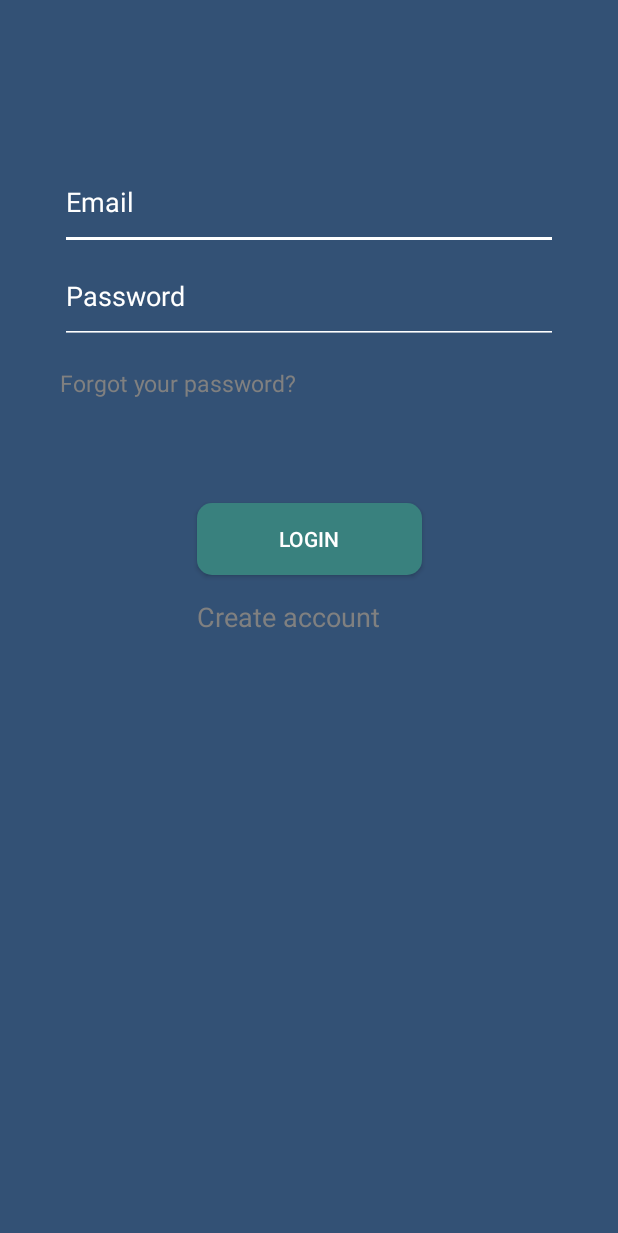
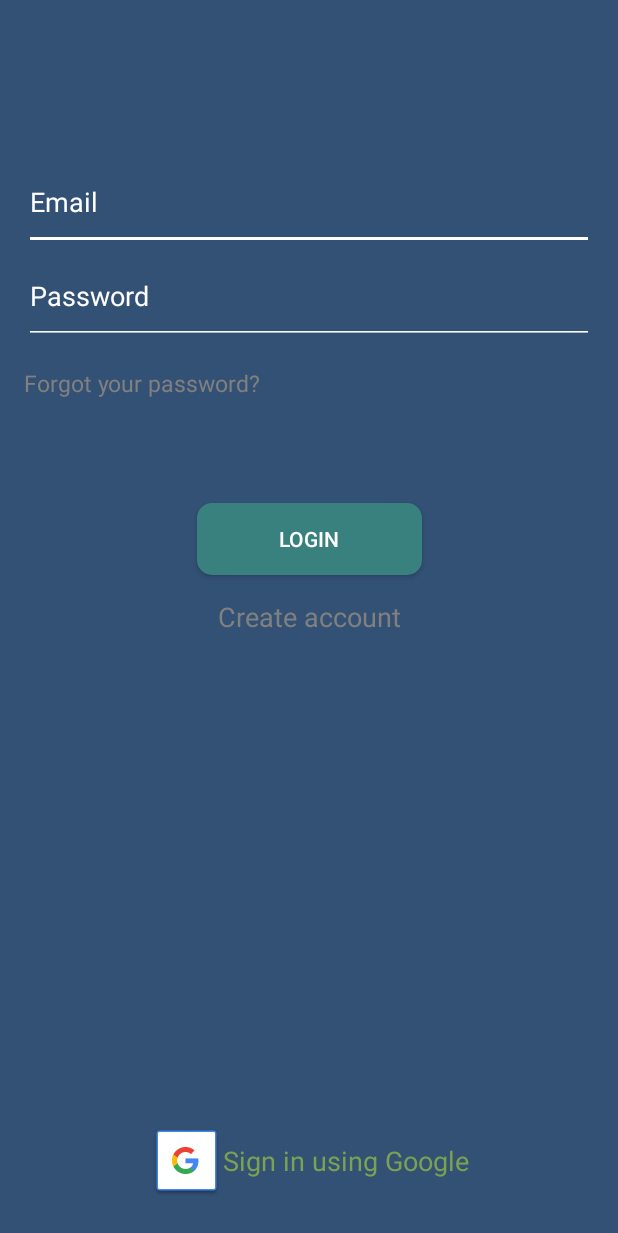
Before and after one commit to MarcusGitAccount/ECHIPA__12__PIU__2020, an Android app: the layout activity_login.xml on its own in the app's theme, with its tools: preview values and no code run, on a phone screen of 412 x 824 dp. Shown: the top 1233 px of the screen. Run offline under Robolectric (Android 15) with nearby library versions, the phone set to English and light mode, and no system bars.

Commit message:
Task 11 (#15)
Co-authored-by: Marcus Pop <mpop@monrtan.com>

```diff
--- a/UrbanRider/app/src/main/AndroidManifest.xml
+++ b/UrbanRider/app/src/main/AndroidManifest.xml
@@ -15,7 +15,7 @@
         android:roundIcon="@mipmap/ic_launcher_round"
         android:supportsRtl="true"
         android:theme="@style/AppTheme">
-        <activity android:name=".TransportResultsActivity"></activity>
+        <activity android:name=".TransportResultsActivity" />
         <activity android:name=".UploadPhotoActivity" />
         <activity android:name=".RidePayment"/>
         <activity android:name=".DrivingInterface"/>
@@ -39,13 +39,13 @@
         <activity
             android:name=".UserMapsActivity"
             android:label="@string/title_activity_user_dashboard"
-            android:theme="@style/AppTheme.NoActionBar">
+            android:theme="@style/AppTheme.NoActionBar"/>
+        <activity android:name=".MainActivity" >
             <intent-filter>
                 <action android:name="android.intent.action.MAIN" />
                 <category android:name="android.intent.category.LAUNCHER" />
             </intent-filter>
         </activity>
-        <activity android:name=".MainActivity" />
         <activity android:name=".NotificationDriverActivity">
 
         </activity>
--- a/UrbanRider/app/src/main/java/com/piu/urbanrider/adapters/DrawerOptionAdapter.kt
+++ b/UrbanRider/app/src/main/java/com/piu/urbanrider/adapters/DrawerOptionAdapter.kt
@@ -9,6 +9,7 @@ import android.widget.ImageView
 import android.widget.TextView
 import androidx.core.content.ContextCompat
 import androidx.recyclerview.widget.RecyclerView
+import com.piu.urbanrider.DriverDashboard
 import com.piu.urbanrider.NotificationDriverActivity
 import com.piu.urbanrider.R
 import com.piu.urbanrider.TicketsActivity
@@ -62,6 +63,10 @@ class DrawerOptionAdapter (private val context: Context, private val drawerOptio
                     val intent = Intent(context, TicketsActivity::class.java)
                     ContextCompat.startActivity(context, intent, null)
                 }
+                6 -> {
+                    val intent = Intent(context, DriverDashboard::class.java)
+                    ContextCompat.startActivity(context, intent, null)
+                }
             }
         }
     }
--- a/UrbanRider/app/src/main/res/layout/activity_driver_dashboard.xml
+++ b/UrbanRider/app/src/main/res/layout/activity_driver_dashboard.xml
@@ -222,7 +222,7 @@
                 android:layout_height="wrap_content"
                 android:layout_marginTop="12.5dp"
                 android:padding="0dp"
-                android:text="SWTICH"
+                android:text="SWITCH"
                 android:clickable="true"
                 android:textColor="@color/urbanLightGreen"
                 android:gravity="center"
--- a/UrbanRider/app/src/main/res/layout/activity_login.xml
+++ b/UrbanRider/app/src/main/res/layout/activity_login.xml
@@ -16,17 +16,17 @@
         android:paddingBottom="20dp"
         android:backgroundTint="@color/white"
         android:id="@+id/username"
-        android:layout_width="0dp"
+        android:minWidth="380dp"
+        android:layout_width="wrap_content"
         android:layout_height="wrap_content"
-        android:layout_marginStart="24dp"
         android:layout_marginTop="96dp"
-        android:layout_marginEnd="24dp"
         android:autofillHints="@string/prompt_email"
         android:hint="@string/prompt_email"
         android:inputType="textEmailAddress"
         android:selectAllOnFocus="true"
         android:textColor="@color/white"
         android:textColorHint="@color/white"
+
         app:layout_constraintEnd_toEndOf="parent"
         app:layout_constraintStart_toStartOf="parent"
         app:layout_constraintTop_toTopOf="parent" />
@@ -46,6 +46,7 @@
         android:textColor="@color/white"
         android:textColorHint="@color/white"
         android:selectAllOnFocus="true"
+        android:nextFocusDown="@id/login_btn"
         app:layout_constraintEnd_toEndOf="@id/username"
         app:layout_constraintStart_toStartOf="@id/username"
         app:layout_constraintTop_toBottomOf="@+id/username" />
@@ -69,9 +70,7 @@
         android:layout_width="150dp"
         android:layout_height="wrap_content"
         android:layout_gravity="start"
-        android:layout_marginStart="48dp"
         android:layout_marginTop="16dp"
-        android:layout_marginEnd="48dp"
         android:layout_marginBottom="64dp"
         android:background="@drawable/btn_round_corners"
         android:padding="5dp"
@@ -84,31 +83,48 @@
         app:layout_constraintVertical_bias="0.2" />
 
     <TextView
+        android:id="@+id/login_error_view"
+        android:layout_marginTop="15dp"
+        android:layout_width="wrap_content"
+        android:layout_height="wrap_content"
+        android:text="Invalid password"
+        android:textSize="20dp"
+        android:textColor="@color/urbanViolet"
+        app:layout_constraintStart_toStartOf="@id/login_btn"
+        app:layout_constraintEnd_toEndOf="@id/login_btn"
+        app:layout_constraintTop_toBottomOf="@id/login_btn"
+        android:visibility="gone"
+        android:clickable="true"
+        />
+
+    <TextView
         android:id="@+id/create_account_btn"
         android:layout_marginTop="15dp"
-        android:layout_width="0dp"
+        android:layout_width="wrap_content"
         android:layout_height="wrap_content"
         android:text="Create account"
         android:textSize="18dp"
         android:textColor="@color/grey"
         app:layout_constraintStart_toStartOf="@id/login_btn"
         app:layout_constraintEnd_toEndOf="@id/login_btn"
-        app:layout_constraintTop_toBottomOf="@id/login_btn"
+        app:layout_constraintTop_toBottomOf="@id/login_error_view"
         android:clickable="true"
         />
-    <ProgressBar
-        android:id="@+id/loading"
+
+    <TextView
+        android:id="@+id/google_signin"
+        android:layout_marginTop="15dp"
         android:layout_width="wrap_content"
         android:layout_height="wrap_content"
-        android:layout_gravity="center"
-        android:layout_marginStart="32dp"
-        android:layout_marginTop="64dp"
-        android:layout_marginEnd="32dp"
-        android:layout_marginBottom="64dp"
-        android:visibility="gone"
+        android:gravity="center_vertical"
+        android:text="Sign in using Google"
+        android:drawableLeft="@drawable/common_google_signin_btn_icon_dark_normal"
+        android:textSize="18dp"
+        android:textColor="@color/urbanLightGreen"
+        app:layout_constraintStart_toStartOf="parent"
+        app:layout_constraintEnd_toEndOf="parent"
         app:layout_constraintBottom_toBottomOf="parent"
-        app:layout_constraintEnd_toEndOf="@+id/password"
-        app:layout_constraintStart_toStartOf="@+id/password"
-        app:layout_constraintTop_toTopOf="parent"
-        app:layout_constraintVertical_bias="0.3" />
+        android:layout_marginBottom="10dp"
+        android:clickable="true"
+        />
 </androidx.constraintlayout.widget.ConstraintLayout>
```
Also changed, not shown: UrbanRider/app/src/main/java/com/piu/urbanrider/MainActivity.kt (+24 -1 lines), UrbanRider/app/src/main/java/com/piu/urbanrider/adapters/TransportResultAdapter.kt (+32 -6 lines), UrbanRider/app/src/main/res/layout/occ_modal_layout.xml (added, +81 -0 lines).
